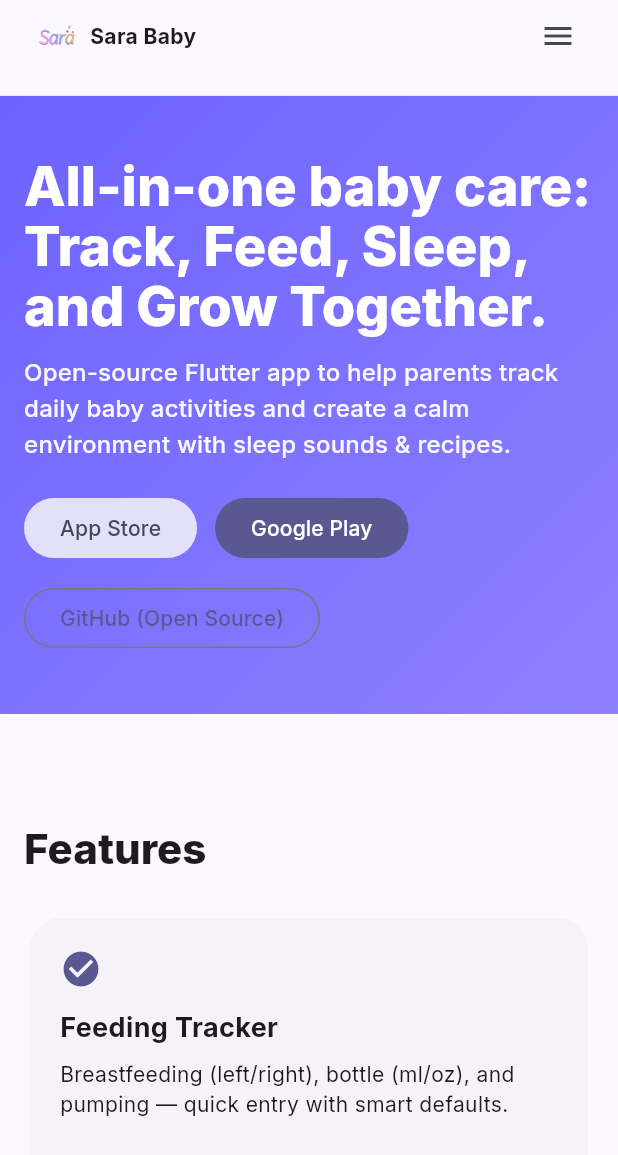
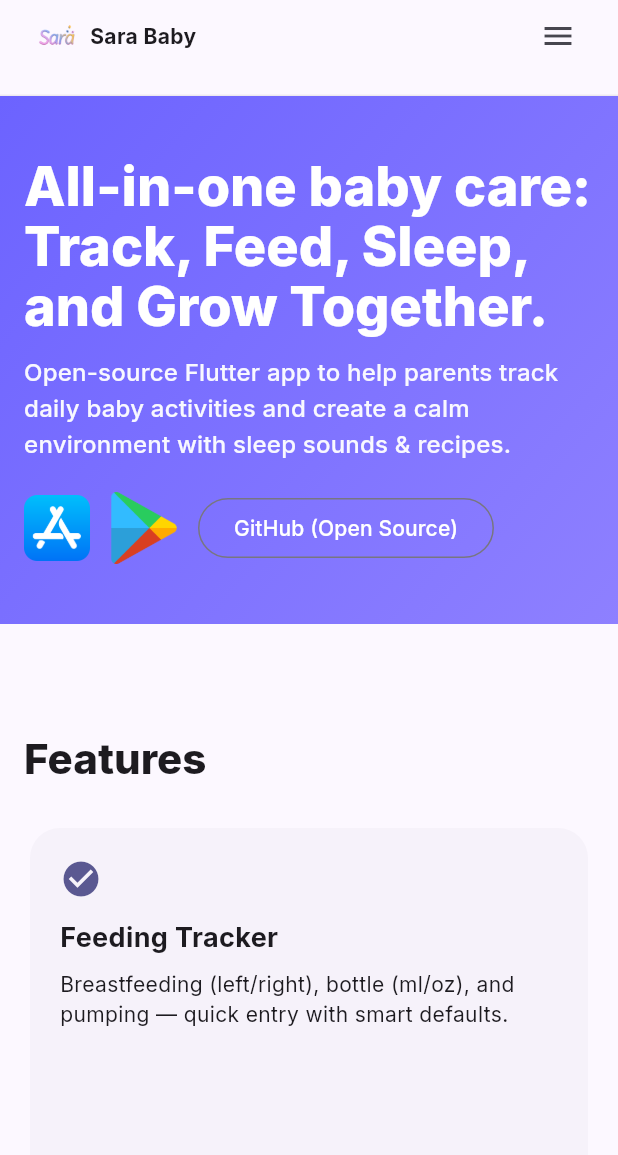
Before and after one commit to suleymansurucu/sara_baby_landing, a Flutter app: the screen it shows after launch, on a phone screen of 412 x 824 dp. Shown: the top 1155 px of the screen. Run offline on Flutter 3.47's test engine with Material 3 defaults, Android fonts, the phone set to English and light mode, and no system bars; our stand-ins replace google_fonts.

Commit message:
feat: update hero section with improved layout and add app store links

```diff
--- a/lib/section/hero_section.dart
+++ b/lib/section/hero_section.dart
@@ -1,6 +1,8 @@
 import 'package:flutter/material.dart';
 import 'package:untitled/core/max_width.dart';
 import 'package:url_launcher/url_launcher.dart';
+
+
 
 class HeroSection extends StatelessWidget {
   const HeroSection({super.key});
@@ -18,9 +20,11 @@ class HeroSection extends StatelessWidget {
         child: Column(
           crossAxisAlignment: CrossAxisAlignment.start,
           children: [
-            Text('All-in-one baby care:\nTrack, Feed, Sleep, and Grow Together.',
-                style: Theme.of(context).textTheme.displaySmall?.copyWith(
-                    color: Colors.white, height: 1.1, fontWeight: FontWeight.w800)),
+            Text(
+              'All-in-one baby care:\nTrack, Feed, Sleep, and Grow Together.',
+              style: Theme.of(context).textTheme.displaySmall?.copyWith(
+                  color: Colors.white, height: 1.1, fontWeight: FontWeight.w800),
+            ),
             const SizedBox(height: 12),
             Text(
               'Open-source Flutter app to help parents track daily baby activities and create a calm environment with sleep sounds & recipes.',
@@ -30,16 +34,29 @@ class HeroSection extends StatelessWidget {
             const SizedBox(height: 20),
             Wrap(
               spacing: 12, runSpacing: 12,
+              crossAxisAlignment: WrapCrossAlignment.center,
               children: [
-                FilledButton.tonal(
-                  onPressed: () => launchUrl(Uri.parse('https://apps.apple.com/us/app/sara-baby-tracker-sounds/id6746516938')),
-                  child: const Text('App Store'),
+                // App Store (SVG)
+                InkWell(
+                  onTap: () => launchUrl(Uri.parse('https://apps.apple.com/us/app/sara-baby-tracker-sounds/id6746516938')),
+                  child: Image.asset(
+                    'assets/logos/appstore_badge.png',
+                    height: 44,
+                    fit: BoxFit.contain,
+                      ),
                 ),
-                FilledButton(
-                  onPressed: () => launchUrl(Uri.parse('https://play.google.com/store/apps/details?id=com.suleymansurucu.sarab')),
-                  child: const Text('Google Play'),
+                // Google Play (PNG)
+                InkWell(
+                  onTap: () => launchUrl(Uri.parse('https://play.google.com/store/apps/details?id=com.suleymansurucu.sarab')),
+                  child: Image.asset(
+                    'assets/logos/googleplay_badge.png',
+                    height: 48,
+                    fit: BoxFit.contain,
+                  ),
                 ),
+                // Open Source link (opsiyonel üçüncü CTA)
                 OutlinedButton(
+                  style: OutlinedButton.styleFrom(foregroundColor: Colors.white),
                   onPressed: () => launchUrl(Uri.parse('https://github.com/fluttergoo/open_baby_sara')),
                   child: const Text('GitHub (Open Source)'),
                 ),
```
